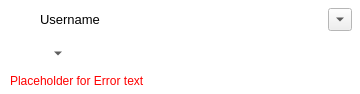
This is src/gui/shareuserline.ui in nextmcloud/desktop as Qt 5 draws it before an edit. The edited form follows.
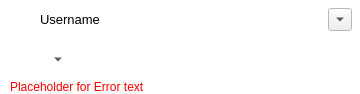
This is the edited form. Icons and pictures are not drawn. Custom widgets are drawn as their Qt base class.

Diff of the .ui file:
```diff
--- a/src/gui/shareuserline.ui
+++ b/src/gui/shareuserline.ui
@@ -550,7 +550,7 @@
      <item>
       <widget class="QLabel" name="errorLabel">
        <property name="sizePolicy">
-        <sizepolicy hsizetype="Preferred" vsizetype="Preferred">
+        <sizepolicy hsizetype="Preferred" vsizetype="Fixed">
          <horstretch>0</horstretch>
          <verstretch>0</verstretch>
         </sizepolicy>
```
Left out of the diff: 1 changed line with no effect on the pictures.
